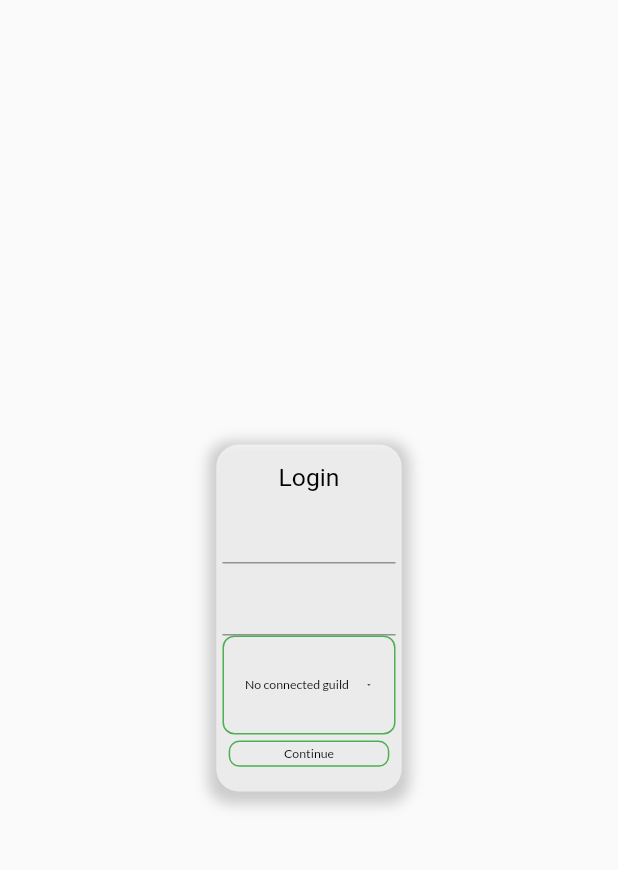
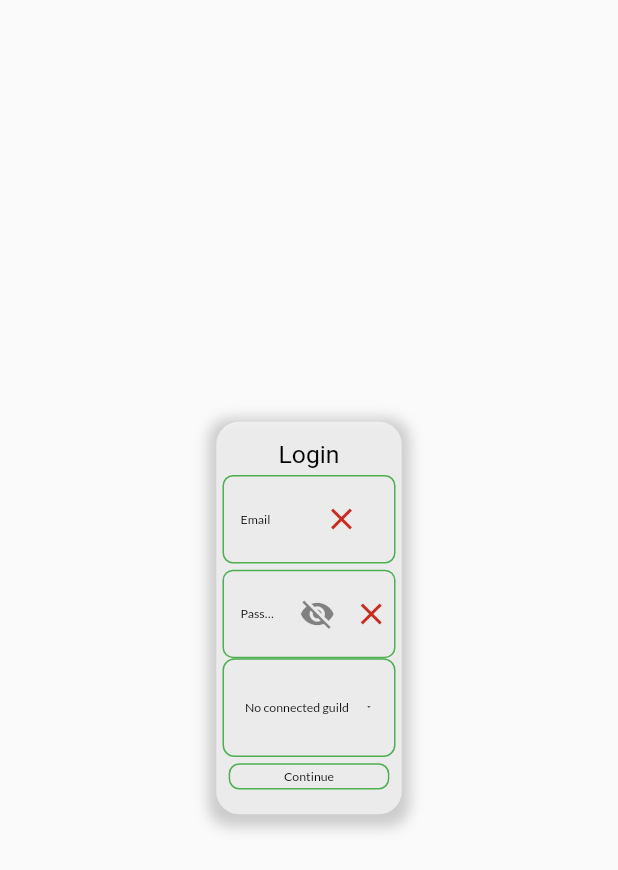
Before and after one commit to murranik/shiki_admin, a Flutter app: the screen it shows after launch, on a phone screen of 412 x 824 dp. Shown: the top 870 px of the screen. Run offline on Flutter 3.47's test engine with Material 2 defaults, Android fonts, the phone set to English and light mode, and no system bars; drawn by our look-alikes of dropdown_button2; our stand-ins replace auto_route, bloc, flutter_bloc, formz, freezed_annotation, google_fonts and 3 more; statements that could not run were skipped.

Commit message:
auth page

```diff
--- /dev/null
+++ b/lib/core/api/discord_bot_api/endpoints.dart
@@ -0,0 +1,18 @@
+import '../domanins.dart';
+
+class DiscordBotEndpoints {
+  static const serverStatus = "${Domains.base}Status";
+
+  static const login = "${Domains.base}Administration";
+
+  static const guilds = "${Domains.get}SocketGuild";
+
+  static const roles = "${Domains.get}DiscordRole";
+
+  static const users = "${Domains.get}DiscordUser";
+
+  static const commandsHistory = "${Domains.base}Audit/Commands/{guildId}";
+
+  static const changeUserPrestigeLevel =
+      "${Domains.base}Update/ChangeUserPrestigeLevel?userDiscordId={id}&newLevel={newLevel}";
+}
--- /dev/null
+++ b/lib/core/api/domanins.dart
@@ -0,0 +1,4 @@
+class Domains {
+  static const base = "https://localhost:5001/api/";
+  static const get = "https://localhost:5001/api/Get/";
+}
--- a/lib/core/router/router.dart
+++ b/lib/core/router/router.dart
@@ -2,7 +2,6 @@ import 'package:auto_route/auto_route.dart';
 import 'package:auto_route/empty_router_widgets.dart';
 import 'package:shiki_admin/features/auth/pages/login_screen.dart';
 
-import '../../features/auth/pages/login_page.dart';
 import '../../features/users/users_page.dart';
 import '../../main_route_page.dart';
 
--- a/lib/features/auth/pages/login_page.dart
+++ b/lib/features/auth/pages/login_page.dart
@@ -3,7 +3,9 @@ import 'package:flutter_bloc/flutter_bloc.dart';
 import 'package:shiki_admin/features/auth/infrastructure/bloc/login_bloc/login_bloc.dart';
 import 'package:sizer/sizer.dart';
 
+import '../../../shared/enums/enums.dart';
 import '../../../shared/theme/theme.dart';
+import '../../../shared/widgets/shiki_auth_text_field.dart';
 import '../widgets/guilds_drop_down_button.dart';
 
 class LoginPage extends StatelessWidget {
@@ -49,12 +51,16 @@ class LoginPage extends StatelessWidget {
                             .copyWith(fontSize: 12.sp)),
                     Column(
                       children: [
-                        TextField(
+                        AuthPageInput(
+                          inputType: InputTypes.email,
+                          label: "Email",
                           onChanged: (email) => context.read<LoginBloc>().add(
                                 LoginEvent.emailChange(email: email),
                               ),
                         ),
-                        TextField(
+                        AuthPageInput(
+                          inputType: InputTypes.password,
+                          label: "Password",
                           onChanged: (password) => context
                               .read<LoginBloc>()
                               .add(
--- /dev/null
+++ b/lib/shared/enums/enums.dart
@@ -0,0 +1,3 @@
+export 'data_table_cell_color_type.dart';
+export 'drop_down_button_preview_color_types.dart';
+export 'input_types.dart';
--- a/lib/shared/enums/validation_types.dart
+++ b/lib/shared/enums/input_types.dart
@@ -1,4 +1,4 @@
-enum ValidationTypes {
+enum InputTypes {
   email,
   notEmpty,
   password,
--- /dev/null
+++ b/lib/shared/widgets/shiki_auth_text_field.dart
@@ -0,0 +1,99 @@
+import 'package:flutter/material.dart';
+import 'package:sizer/sizer.dart';
+
+import '../enums/enums.dart';
+import '../theme/theme.dart';
+
+class AuthPageInput extends StatefulWidget {
+  final Function onChanged;
+  final String label;
+  final InputTypes inputType;
+  const AuthPageInput({
+    Key? key,
+    required this.onChanged,
+    required this.label,
+    required this.inputType,
+  }) : super(key: key);
+
+  @override
+  State<AuthPageInput> createState() => _AuthPageInputState();
+}
+
+class _AuthPageInputState extends State<AuthPageInput> {
+  var valid = false;
+  var repeatValid = false;
+  var repeatConttoller = TextEditingController();
+  bool _obscureText = true;
+  void _toggleObscure() {
+    setState(() {
+      _obscureText = !_obscureText;
+    });
+  }
+
+  @override
+  Widget build(BuildContext context) {
+    return Container(
+      margin: EdgeInsets.only(top: 3.sp),
+      child: Column(children: [
+        Row(
+          mainAxisSize: MainAxisSize.min,
+          children: [
+            Expanded(
+              child: TextFormField(
+                onChanged: (value) => widget.onChanged,
+                decoration: InputDecoration(
+                    labelText: widget.label,
+                    suffixIcon: Container(
+                      padding: EdgeInsets.only(right: 1.w),
+                      child: Row(
+                        mainAxisSize: MainAxisSize.min,
+                        children: [
+                          if (widget.inputType == InputTypes.password)
+                            IconButton(
+                              onPressed: _toggleObscure,
+                              icon: _obscureText
+                                  ? const Icon(Icons.visibility_off)
+                                  : const Icon(Icons.visibility),
+                            ),
+                          valid
+                              ? Icon(
+                                  Icons.done,
+                                  color: ThemeManager.getTheme(context)
+                                      .activeColor,
+                                )
+                              : Icon(
+                                  Icons.close,
+                                  color: ThemeManager.getTheme(context)
+                                      .cancelColor,
+                                ),
+                        ],
+                      ),
+                    ),
+                    labelStyle: TextStyleHelper.get(context)
+                        .defaultTextInputStyle
+                        .copyWith(fontSize: 6.sp),
+                    enabledBorder: OutlineInputBorder(
+                        borderRadius: BorderRadius.circular(7),
+                        borderSide: BorderSide(
+                            color: ThemeManager.getTheme(context).activeColor)),
+                    errorBorder: OutlineInputBorder(
+                        borderRadius: BorderRadius.circular(7),
+                        borderSide: BorderSide(
+                            color: ThemeManager.getTheme(context).activeColor)),
+                    focusedErrorBorder: OutlineInputBorder(
+                        borderRadius: BorderRadius.circular(7),
+                        borderSide: BorderSide(
+                            color: ThemeManager.getTheme(context).activeColor)),
+                    focusedBorder: OutlineInputBorder(
+                        borderRadius: BorderRadius.circular(7),
+                        borderSide: BorderSide(
+                            color:
+                                ThemeManager.getTheme(context).activeColor))),
+              ),
+            ),
+          ],
+        ),
+      ]),
+    );
+  }
+}
```
